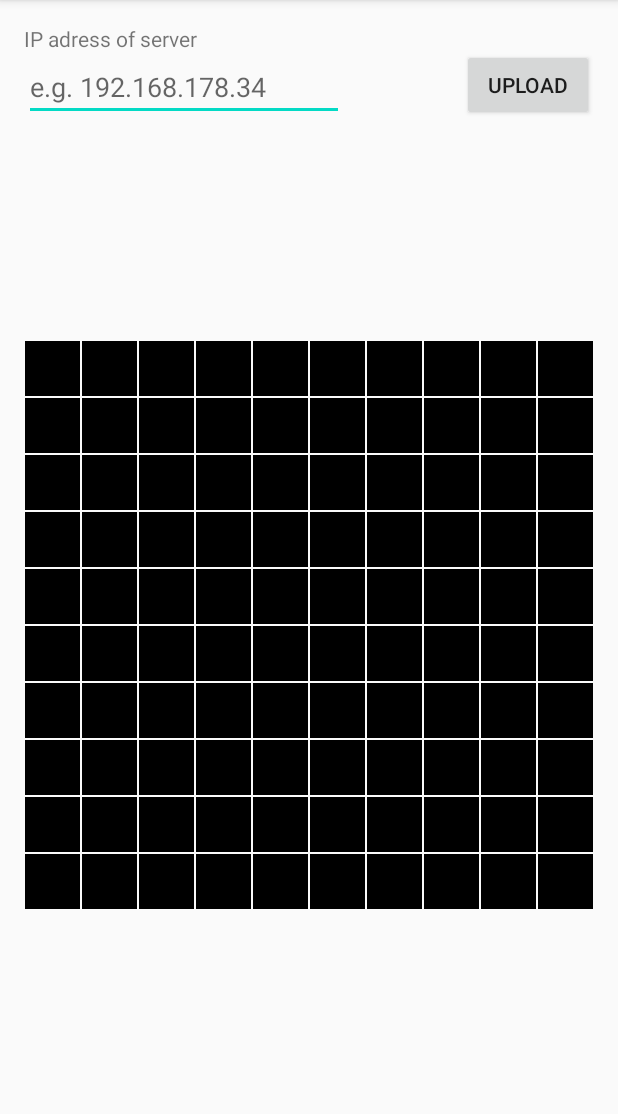
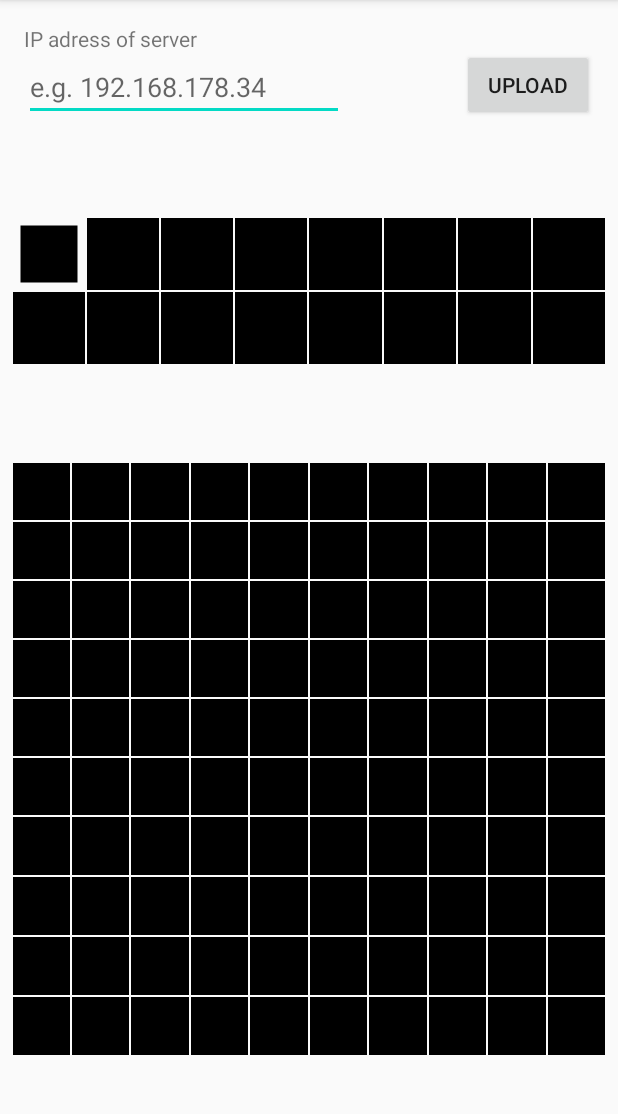
Before and after one commit to hahihohehe/ledmatrix, an Android app: the screen it shows after launch (MainActivity), on a phone screen of 412 x 824 dp, the part 84-1198 px from its top. Run offline under Robolectric (Android 15) with nearby library versions, the phone set to English and light mode, and no system bars; libraries missing offline, so code that uses them is left out: com.pes.androidmaterialcolorpickerdialog.

Commit message:
app now uses a color palette

```diff
--- /dev/null
+++ b/LedControl/app/src/main/java/com/github/hahihohehe/ledmatrix/ledcontrol/ColorPaletteView.kt
@@ -0,0 +1,92 @@
+package com.github.hahihohehe.ledmatrix.ledcontrol
+
+import android.content.Context
+import android.graphics.Color
+import android.graphics.drawable.GradientDrawable
+import android.util.AttributeSet
+import android.view.View
+import android.view.ViewGroup
+import android.view.ViewTreeObserver.OnGlobalLayoutListener
+import android.widget.GridLayout
+import androidx.annotation.ColorInt
+
+
+class ColorPaletteView @JvmOverloads
+constructor(context: Context, attrs: AttributeSet? = null, defStyleAttr: Int = 0) :
+    GridLayout(context, attrs, defStyleAttr) {
+    private val views: Array<View> = Array(16) { View(context) }
+    private var colors: Array<Int> = Array(16) { Color.BLACK }
+    var selected = 0
+        set(value) {
+            field = value
+            updateViews()
+        }
+
+    init {
+        columnCount = 8
+        rowCount = 2
+        for (i in 0 until 16) {
+            val pixelView = views[i]
+            val param = LayoutParams(
+                spec(
+                    UNDEFINED, FILL, 1f
+                ),
+                spec(UNDEFINED, FILL, 1f)
+            )
+            param.height = 0
+            param.width = 0
+            param.setMargins(1, 1, 1, 1)
+            pixelView.layoutParams = param
+            pixelView.setBackgroundColor(Color.BLACK)
+            pixelView.setOnClickListener {
+                if (onItemClickedListerner != null)
+                    onItemClickedListerner!!(i)
+            }
+            addView(pixelView)
+        }
+
+        viewTreeObserver.addOnGlobalLayoutListener(
+            object : OnGlobalLayoutListener {
+                override fun onGlobalLayout() {
+                    val pLength: Int
+                    val pWidth: Int = width
+                    val pHeight: Int = width
+
+                    //Set myGridLayout equal width and height
+                    pLength = if (pWidth >= pHeight) pHeight else pWidth
+                    val pParams: ViewGroup.LayoutParams = layoutParams
+                    pParams.width = pLength
+                    pParams.height = pLength / 4
+                    layoutParams = pParams
+
+                    viewTreeObserver.removeOnGlobalLayoutListener(this)
+                }
+            })
+        selected = 0
+    }
+
+    var onItemClickedListerner: ((Int) -> Unit)? = null
+
+    fun setPixelColor(i: Int, @ColorInt color: Int) {
+        views[i].setBackgroundColor(color)
+    }
+
+    fun setColors(colors: Array<Int>) {
+        this.colors = colors
+        updateViews()
+    }
+
+    private fun updateViews() {
+        for (i in 0 until 16) {
+            if (selected == i) {
+                val border = GradientDrawable()
+                border.setColor(colors[i])
+                border.setStroke(15, Color.TRANSPARENT)
+                views[i].background = border
+            } else
+                views[i].setBackgroundColor(colors[i])
+        }
+    }
+
+    fun isSelected(x: Int) = selected == x
+}
--- a/LedControl/app/src/main/java/com/github/hahihohehe/ledmatrix/ledcontrol/ui/main/MainFragment.kt
+++ b/LedControl/app/src/main/java/com/github/hahihohehe/ledmatrix/ledcontrol/ui/main/MainFragment.kt
@@ -9,6 +9,7 @@ import android.widget.Button
 import android.widget.EditText
 import androidx.fragment.app.Fragment
 import androidx.lifecycle.ViewModelProvider
+import com.github.hahihohehe.ledmatrix.ledcontrol.ColorPaletteView
 import com.github.hahihohehe.ledmatrix.ledcontrol.MatrixView
 import com.github.hahihohehe.ledmatrix.ledcontrol.R
 import com.pes.androidmaterialcolorpickerdialog.ColorPicker
@@ -21,6 +22,7 @@ class MainFragment : Fragment() {
 
     private lateinit var viewModel: MainViewModel
     private lateinit var matrixView: MatrixView
+    private lateinit var colorPaletteView: ColorPaletteView
     private lateinit var btnUpload: Button
     private lateinit var etIpAddress: EditText
 
@@ -31,21 +33,29 @@ class MainFragment : Fragment() {
         val view = inflater.inflate(R.layout.main_fragment, container, false)
         matrixView = view.findViewById(R.id.matrixView)
         matrixView.onPixelClickedListerner = { x, y ->
-            val color = viewModel.getColor(x, y)
-            val colorPicker = ColorPicker(
-                requireActivity(),
-                Color.red(color),
-                Color.green(color),
-                Color.blue(color)
-            )
-            colorPicker.show()
-            colorPicker.enableAutoClose()
-            colorPicker.setCallback { newColor -> viewModel.updateColor(x, y, newColor) }
+            viewModel.updateColor(x, y, colorPaletteView.selected)
         }
         etIpAddress = view.findViewById(R.id.etIpAddress)
         btnUpload = view.findViewById(R.id.btnUpload)
         btnUpload.setOnClickListener {
             viewModel.upload(etIpAddress.text.toString())
+        }
+        colorPaletteView = view.findViewById(R.id.colorPaletteView)
+        colorPaletteView.onItemClickedListerner = { x ->
+            if (colorPaletteView.isSelected(x)) {
+                val color = viewModel.getPaletteColor(x)
+                val colorPicker = ColorPicker(
+                    requireActivity(),
+                    Color.red(color),
+                    Color.green(color),
+                    Color.blue(color)
+                )
+                colorPicker.show()
+                colorPicker.enableAutoClose()
+                colorPicker.setCallback { newColor -> viewModel.updatePaletteColor(x, newColor) }
+            } else {
+                colorPaletteView.selected = x
+            }
         }
         return view
     }
@@ -55,6 +65,8 @@ class MainFragment : Fragment() {
         viewModel = ViewModelProvider(this).get(MainViewModel::class.java)
         viewModel.colors.observe(viewLifecycleOwner,
             { colors -> matrixView.setColors(colors) })
+        viewModel.palette.observe(viewLifecycleOwner,
+            { colors -> colorPaletteView.setColors(colors) })
     }
 
 }
--- a/LedControl/app/src/main/java/com/github/hahihohehe/ledmatrix/ledcontrol/ui/main/MainViewModel.kt
+++ b/LedControl/app/src/main/java/com/github/hahihohehe/ledmatrix/ledcontrol/ui/main/MainViewModel.kt
@@ -15,15 +15,23 @@ import java.net.URL
 
 class MainViewModel : ViewModel() {
     private val colorsSource: Array<Array<Int>> = Array(10) { Array(10) { Color.BLACK } }
+    val colors: LiveData<Array<Array<Int>>> = MutableLiveData(colorsSource)
+    private val paletteSource: Array<Int> = Array(16) { Color.BLACK }
+    val palette: LiveData<Array<Int>> = MutableLiveData(paletteSource)
 
-    val colors: LiveData<Array<Array<Int>>> = MutableLiveData(colorsSource)
-
-    fun updateColor(x: Int, y: Int, @ColorInt color: Int) {
-        colorsSource[x][y] = color
+    fun updateColor(x: Int, y: Int, selected: Int) {
+        colorsSource[x][y] = paletteSource[selected]
         (colors as MutableLiveData).value = colorsSource
     }
 
     fun getColor(x: Int, y: Int) = colorsSource[x][y]
+
+    fun getPaletteColor(x: Int) = paletteSource[x]
+
+    fun updatePaletteColor(x: Int, @ColorInt color: Int) {
+        paletteSource[x] = color
+        (palette as MutableLiveData).value = paletteSource
+    }
 
     fun upload(ipAddress: String) {
         viewModelScope.launch(Dispatchers.IO) {
--- a/LedControl/app/src/main/res/layout/main_fragment.xml
+++ b/LedControl/app/src/main/res/layout/main_fragment.xml
@@ -38,17 +38,27 @@
         app:layout_constraintBottom_toBottomOf="@+id/etIpAddress"
         app:layout_constraintEnd_toEndOf="parent" />
 
+    <com.github.hahihohehe.ledmatrix.ledcontrol.ColorPaletteView
+        android:id="@+id/colorPaletteView"
+        android:layout_width="0dp"
+        android:layout_height="wrap_content"
+        android:layout_marginStart="8dp"
+        android:layout_marginEnd="8dp"
+        app:layout_constraintBottom_toTopOf="@+id/matrixView"
+        app:layout_constraintEnd_toEndOf="parent"
+        app:layout_constraintStart_toStartOf="parent"
+        app:layout_constraintTop_toBottomOf="@id/etIpAddress" />
+
     <com.github.hahihohehe.ledmatrix.ledcontrol.MatrixView
         android:id="@+id/matrixView"
         android:layout_width="0dp"
         android:layout_height="wrap_content"
-        android:layout_marginStart="16dp"
-        android:layout_marginEnd="16dp"
-        android:layout_marginBottom="16dp"
+        android:layout_marginStart="8dp"
+        android:layout_marginEnd="8dp"
         app:layout_constraintBottom_toBottomOf="parent"
         app:layout_constraintEnd_toEndOf="parent"
-        app:layout_constraintHorizontal_bias="0.0"
+        app:layout_constraintHorizontal_bias="0.5"
         app:layout_constraintStart_toStartOf="parent"
-        app:layout_constraintTop_toBottomOf="@+id/etIpAddress" />
+        app:layout_constraintTop_toBottomOf="@+id/colorPaletteView" />
 
 </androidx.constraintlayout.widget.ConstraintLayout>
```
